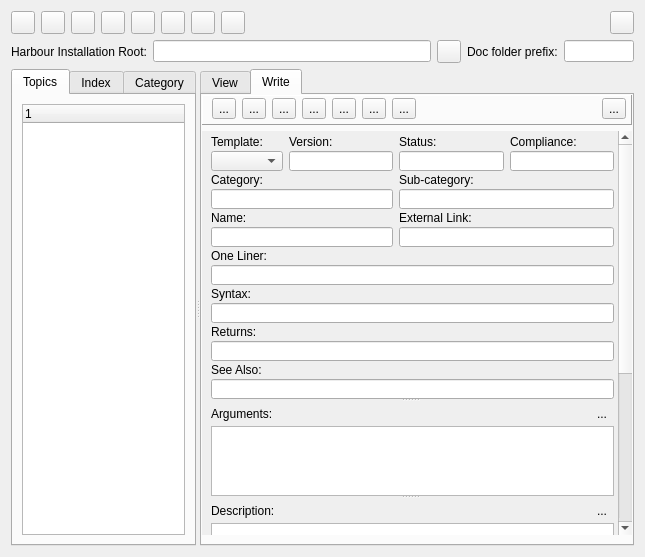
FiveTechSoft/qtcontribs, file hbide/docviewgenerator.ui: the form before one commit.
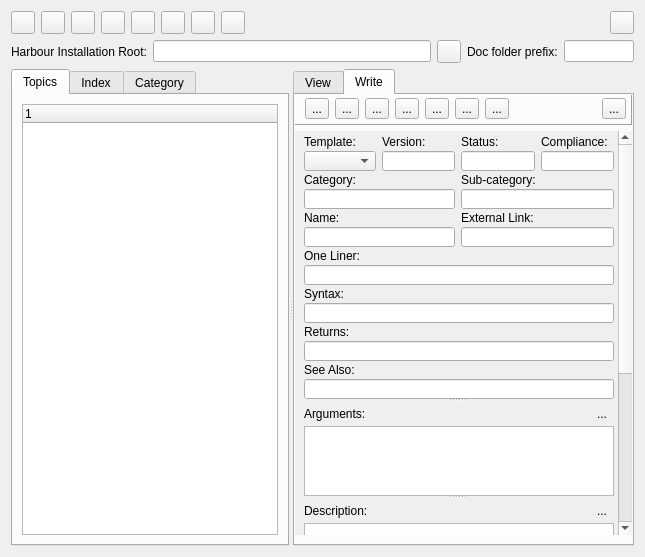
The form after the commit. The open tabs and pages were chosen to show the change.

Commit message: 2012-09-29 19:15 UTC-0800 Pritpal Bedi (bedipritpal at hotmail.com)   * hbide/docviewgenerator.ui     % Refined: the working of slider of tree and view widgets, reported       on users-list. The tree pane area was unable to be expanded on       the right and hence functions list contents were not visible       properly.

```diff
--- a/hbide/docviewgenerator.ui
+++ b/hbide/docviewgenerator.ui
@@ -162,9 +162,15 @@
       <enum>Qt::Horizontal</enum>
      </property>
      <widget class="QTabWidget" name="tabWidgetContents">
+      <property name="sizePolicy">
+       <sizepolicy hsizetype="Expanding" vsizetype="Expanding">
+        <horstretch>0</horstretch>
+        <verstretch>0</verstretch>
+       </sizepolicy>
+      </property>
       <property name="maximumSize">
        <size>
-        <width>185</width>
+        <width>2000</width>
         <height>16777215</height>
        </size>
       </property>
@@ -181,6 +187,9 @@
        <layout class="QVBoxLayout" name="verticalLayout">
         <item>
          <widget class="QTreeWidget" name="treeDoc">
+          <property name="indentation">
+           <number>10</number>
+          </property>
           <column>
            <property name="text">
             <string notr="true">1</string>
@@ -221,6 +230,12 @@
       </widget>
      </widget>
      <widget class="QTabWidget" name="tabWidgetElements">
+      <property name="sizePolicy">
+       <sizepolicy hsizetype="Expanding" vsizetype="Expanding">
+        <horstretch>1</horstretch>
+        <verstretch>0</verstretch>
+       </sizepolicy>
+      </property>
       <property name="currentIndex">
        <number>0</number>
       </property>
@@ -411,8 +426,8 @@
             <rect>
              <x>0</x>
              <y>0</y>
-             <width>414</width>
-             <height>665</height>
+             <width>319</width>
+             <height>654</height>
             </rect>
            </property>
            <layout class="QVBoxLayout" name="verticalLayout_4">
```
Left out of the diff: 6 changed lines with no effect on the pictures. The commit also changes 1 other file.
